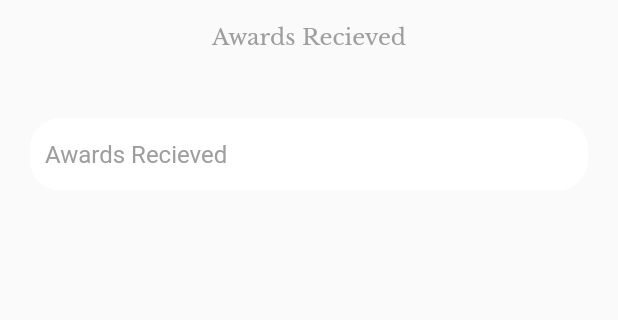
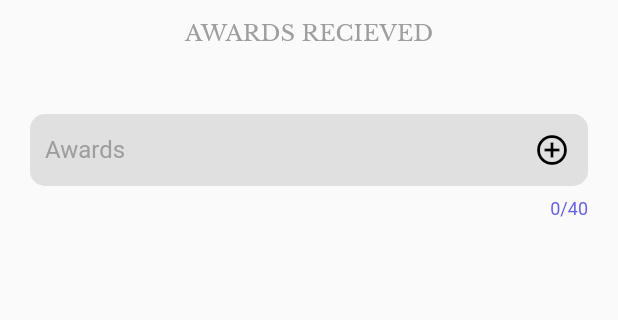
Before and after one commit to vincent-t-pham/paddle-statistics, a Flutter app: the TeamInfoAwards screen opened by its route, on a phone screen of 412 x 824 dp, the part 84-404 px from its top. Run offline on Flutter 3.47's test engine with Material 2 defaults, Android fonts, the phone set to English and light mode, and no system bars.

```diff
--- a/testio/lib/TeamInfo/awardsRecieved.dart
+++ b/testio/lib/TeamInfo/awardsRecieved.dart
@@ -1,21 +1,28 @@
 import 'package:flutter/material.dart';
 import 'nameTile.dart';
 
-class TeamInfoAwards extends StatefulWidget{
-
+class TeamInfoAwards extends StatefulWidget {
   @override
   State<TeamInfoAwards> createState() => _TeamInfoAwards();
 }
 
 class _TeamInfoAwards extends State<TeamInfoAwards> {
   List members = [];
+  final TextEditingController myController = TextEditingController();
+  @override
+  void dispose() {
+    // Clean up the controller when the widget is disposed.
+    myController.dispose();
+    super.dispose();
+  }
 
-  void addMember(String mem){
+  void addMember(String mem) {
     setState(() {
       members.add(mem);
     });
   }
-  void deleteMem(int index){
+
+  void deleteMem(int index) {
     setState(() {
       members.removeAt(index);
     });
@@ -28,11 +35,12 @@ class _TeamInfoAwards extends State<TeamInfoAwards> {
           centerTitle: true,
           title: Padding(
             padding: const EdgeInsets.only(top: 20.0),
-            child: Text('Team Info',
-              style: TextStyle(fontSize: 30,
+            child: Text(
+              'Team Info',
+              style: TextStyle(
+                  fontSize: 30,
                   color: Colors.deepPurple,
-                  fontFamily: 'Libre Baskerville'
-              ),
+                  fontFamily: 'Libre Baskerville'),
               textAlign: TextAlign.center,
             ),
           ),
@@ -40,54 +48,63 @@ class _TeamInfoAwards extends State<TeamInfoAwards> {
           elevation: 0.0,
         ),
         body: Container(
-            padding: EdgeInsets.symmetric(horizontal:20),
-            child: Column(
+            padding: EdgeInsets.symmetric(horizontal: 20),
+            child: Column(children: [
+              SizedBox(height: 12),
+              Text(
+                "AWARDS RECIEVED",
+                style: TextStyle(
+                    fontSize: 15,
+                    color: Colors.grey,
+                    fontFamily: 'Libre Baskerville'),
+              ),
+              SizedBox(height: 45),
+              searchBar(members, addMember,myController),
+              Expanded(
+                  child: ListView(
                 children: [
-                  SizedBox(height: 15),
-                  Text("Awards Recieved",
-                    style: TextStyle(fontSize: 15,
-                        color: Colors.grey,
-                        fontFamily: 'Libre Baskerville'
-                    ),
+                  Container(
+                    margin: EdgeInsets.only(top: 50, bottom: 20),
                   ),
-                  SizedBox(height: 45),
-                  searchBar(members,addMember),
-                  Expanded(
-                      child: ListView(
-                        children: [
-                          Container(
-                            margin: EdgeInsets.only(top: 50, bottom: 20),
-                          ),
-                          ...members.map((e){
-                            var i = members.indexOf(e);
-                            return nameTile(e, ()=>deleteMem(i));
-                          })
-                        ],
-                      ))
-                ]
-            )
-        )
-    );
+                  ...members.map((e) {
+                    var i = members.indexOf(e);
+                    return nameTile(e, () => deleteMem(i));
+                  })
+                ],
+              ))
+            ])));
   }
 }
 
-Widget searchBar(members,addMem){
+Widget searchBar(members,addMem,cont){
   return Container(
-      decoration: BoxDecoration(
-          color:Colors.white,
-          borderRadius: BorderRadius.circular(20)
-      ),
+
       child: TextField(
+        maxLength: 40,
+        controller: cont,
         decoration: InputDecoration(
-            contentPadding: EdgeInsets.symmetric(horizontal:10.0),
-            border: InputBorder.none,
-            hintText: "Awards Recieved",
+            fillColor: Colors.grey.shade300,
+            filled: true,
+            suffixIcon: IconButton(
+              icon: Icon(Icons.add_circle_outline, color: Colors.black,),
+              onPressed: ((){
+                if(cont.text.replaceAll(' ','').length !=0) {
+                  addMem(cont.text.trim());
+                  cont.text = "";
+                }
+              })
+                ,
+            ),
+            contentPadding: EdgeInsets.only(left:10,top:15),
+            border: OutlineInputBorder(
+              // width: 0.0 produces a thin "hairline" border
+              borderRadius: BorderRadius.all(Radius.circular(10.0)),
+              borderSide: BorderSide.none,
+            ),
+            hintText: "Awards",
             hintStyle: TextStyle(color: Colors.grey)
         ),
-        onSubmitted: (e){
-          addMem(e);
-          e = "";
-        },
+
       )
   );
 }
--- a/testio/lib/TeamInfo/nameTile.dart
+++ b/testio/lib/TeamInfo/nameTile.dart
@@ -7,7 +7,7 @@ Widget nameTile(name,deleteFunc){
       mainAxisAlignment: MainAxisAlignment.spaceBetween,
       children: [
         Text(name, maxLines: 1,),
-        SizedBox(height: 40,width: 50,),
+        SizedBox(height: 40),
         IconButton(
           iconSize: 20,
           icon: Icon(Icons.delete),
```
Also changed, not shown: testio/lib/TeamInfo/socialMedia.dart (added, +71 -0 lines), testio/lib/TeamInfo/teamMembers.dart (+32 -10 lines), testio/lib/main.dart (+4 -84 lines).
